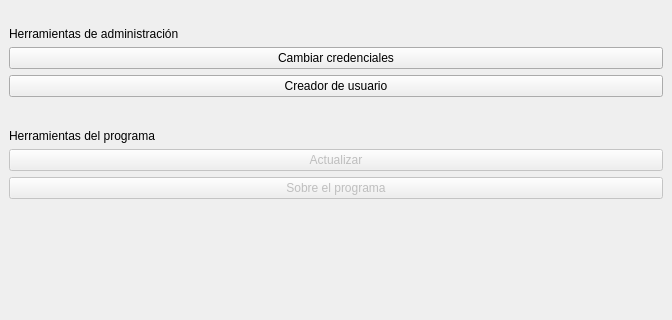
The window that UI/launcherUI.ui (18Orion/GestorDePacientesRadioterapia) describes before a commit, drawn with Qt 5; both pictures show x 0 to 672 and y 218 to 538 of the 672 by 639 pixel window.
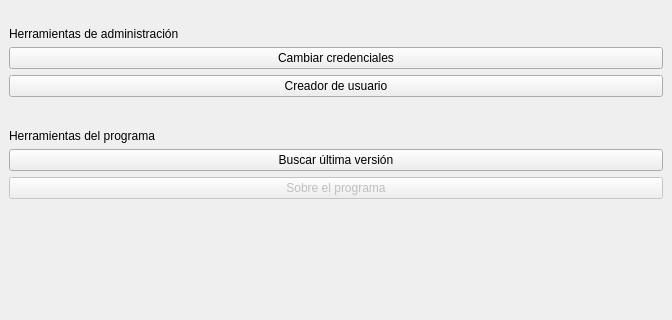
The same window after the commit. Icons and pictures are not drawn.

The edit to the form file:
```diff
--- a/UI/launcherUI.ui
+++ b/UI/launcherUI.ui
@@ -227,10 +227,10 @@
     <item row="13" column="0" colspan="2">
      <widget class="QPushButton" name="update">
       <property name="enabled">
-       <bool>false</bool>
+       <bool>true</bool>
       </property>
       <property name="text">
-       <string>Actualizar</string>
+       <string>Buscar última versión</string>
       </property>
      </widget>
     </item>
```
